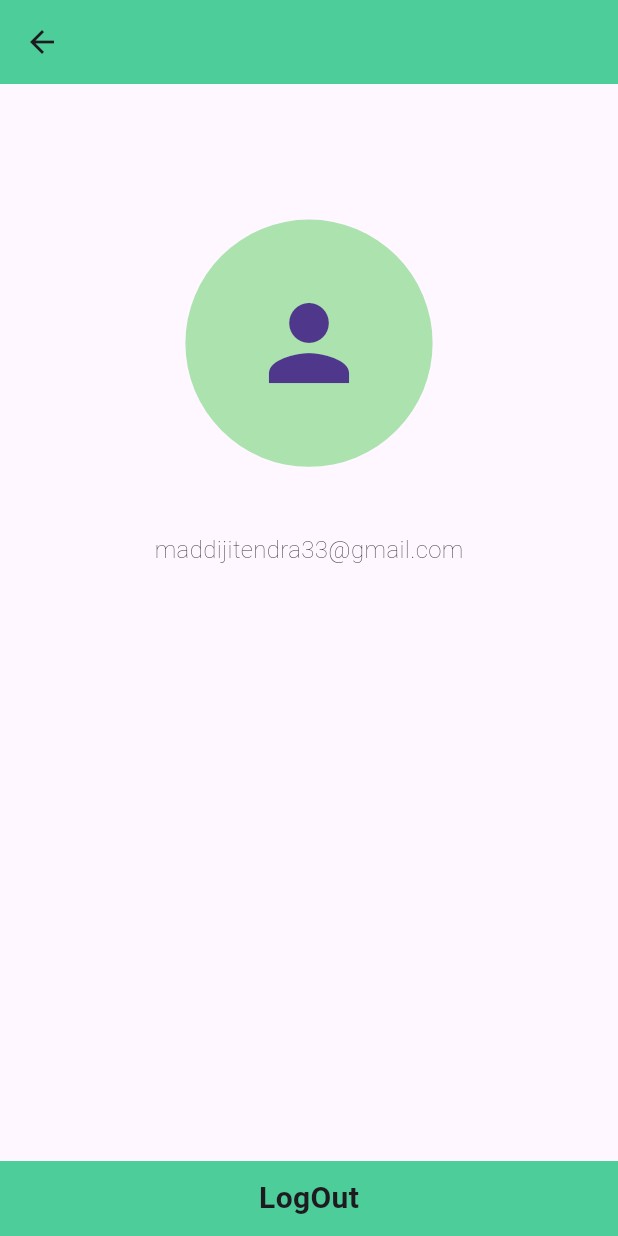
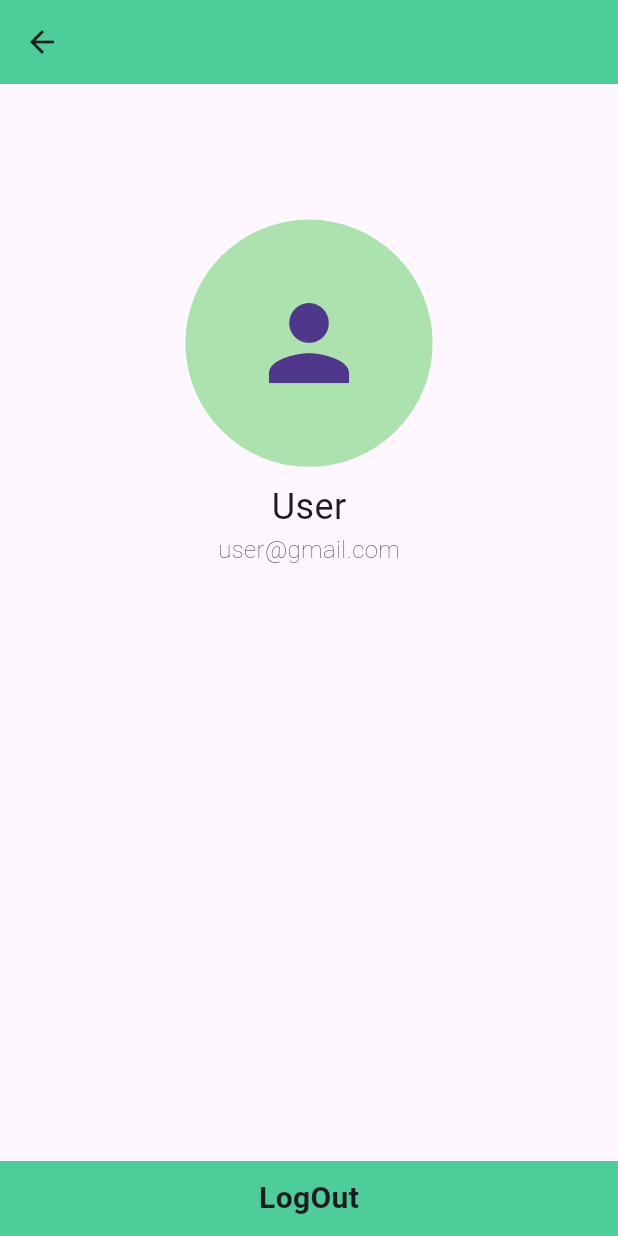
Before and after one commit to Hemanth5603/AirIQ, a Flutter app: the ProfilePage screen opened directly, on a phone screen of 412 x 824 dp. Run offline on Flutter 3.47's test engine with Material 3 defaults, Android fonts, the phone set to English and light mode, and no system bars; our stand-ins replace awesome_bottom_bar, camera, cloud_firestore, firebase_auth, firebase_core, flutter_image_compress and 10 more; missing offline and left inert: air_quality, tflite_flutter; accounts and stored records are empty.

Commit message:
profile fix

```diff
--- a/lib/views/tabs/profile.dart
+++ b/lib/views/tabs/profile.dart
@@ -4,6 +4,7 @@ import 'package:get/get.dart';
 import 'package:get/get_core/src/get_main.dart';
 import 'package:hackoverflow_mobile/constants/colors.dart';
 import 'package:hackoverflow_mobile/controllers/user.dart';
+import 'package:shared_preferences/shared_preferences.dart';
 
 class ProfilePage extends StatefulWidget {
   const ProfilePage({super.key});
@@ -13,6 +14,25 @@ class ProfilePage extends StatefulWidget {
 }
 
 class _ProfilePageState extends State<ProfilePage> {
+  @override
+  void initState() {
+    // TODO: implement initState
+    super.initState();
+    setState(() {
+      getProfile();
+    });
+
+  }
+  var isLoading = false.obs;
+  String name = "User";
+
+  Future<void> getProfile() async{
+    isLoading(true);
+    SharedPreferences prefs = await SharedPreferences.getInstance();
+    name = prefs.getString("name")!;
+    isLoading(false);
+
+  }
   UserController userController = Get.put(UserController());
   @override
   Widget build(BuildContext context) {
@@ -20,6 +40,16 @@ class _ProfilePageState extends State<ProfilePage> {
     double w = MediaQuery.of(context).size.width;
     return SafeArea(
       child: Scaffold(
+        bottomNavigationBar: Container(
+          width: double.infinity,
+          alignment: Alignment.center,
+          height: 50,
+          decoration: BoxDecoration(color:  Constants.getColor(77)),
+          child: const Text(
+            "LogOut",
+            style: TextStyle(fontWeight: FontWeight.bold, fontSize: 20),
+          ),
+        ),
         appBar: AppBar(
           backgroundColor: Constants.getColor(77)
         ),
@@ -43,28 +73,19 @@ class _ProfilePageState extends State<ProfilePage> {
                   height: 10,
                 ),
                  Text(
-                  userController.nameController.text,
+                  name,
                   style: TextStyle(fontSize: 24, fontWeight: FontWeight.normal),
                 ),
                 const Text(
-                  "maddijitendra33@gmail.com",
+                  "user@gmail.com",
                   style: TextStyle(fontSize: 16, fontWeight: FontWeight.w200),
                 ),
               ],
             ),
           ),
         ),
-        bottomNavigationBar: Container(
-          width: double.infinity,
-          alignment: Alignment.center,
-          height: 50,
-          decoration: BoxDecoration(color:  Constants.getColor(77)),
-          child: const Text(
-            "LogOut",
-            style: TextStyle(fontWeight: FontWeight.bold, fontSize: 20),
-          ),
-        ),
-      ),
+        )
+
     );
   }
 }
```
